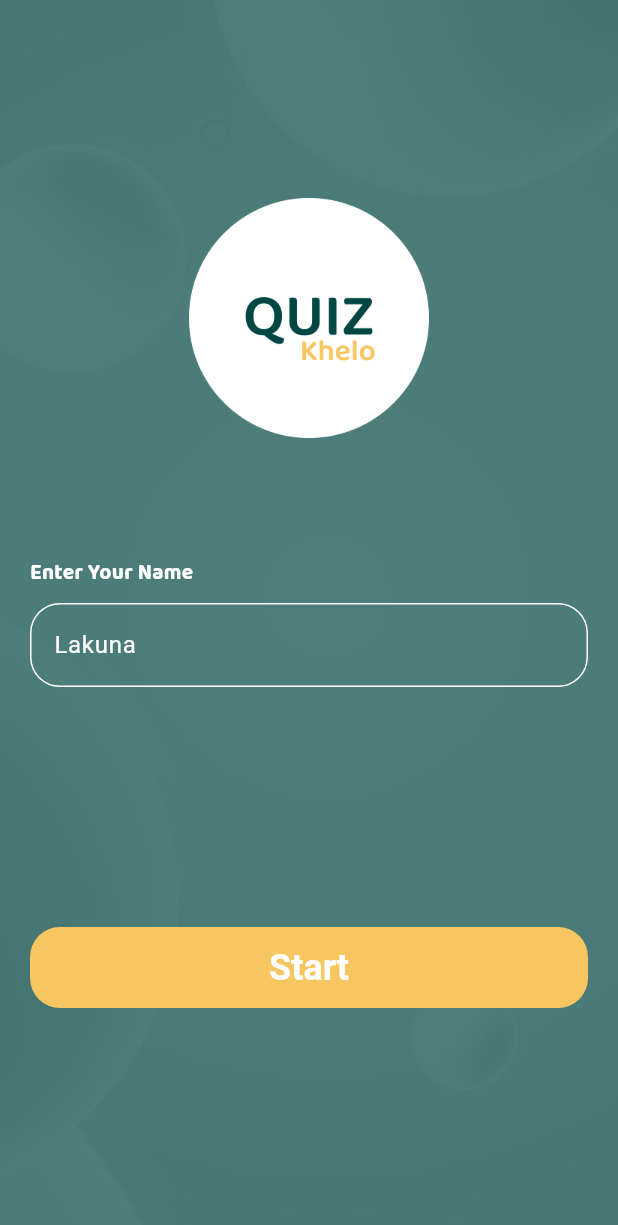
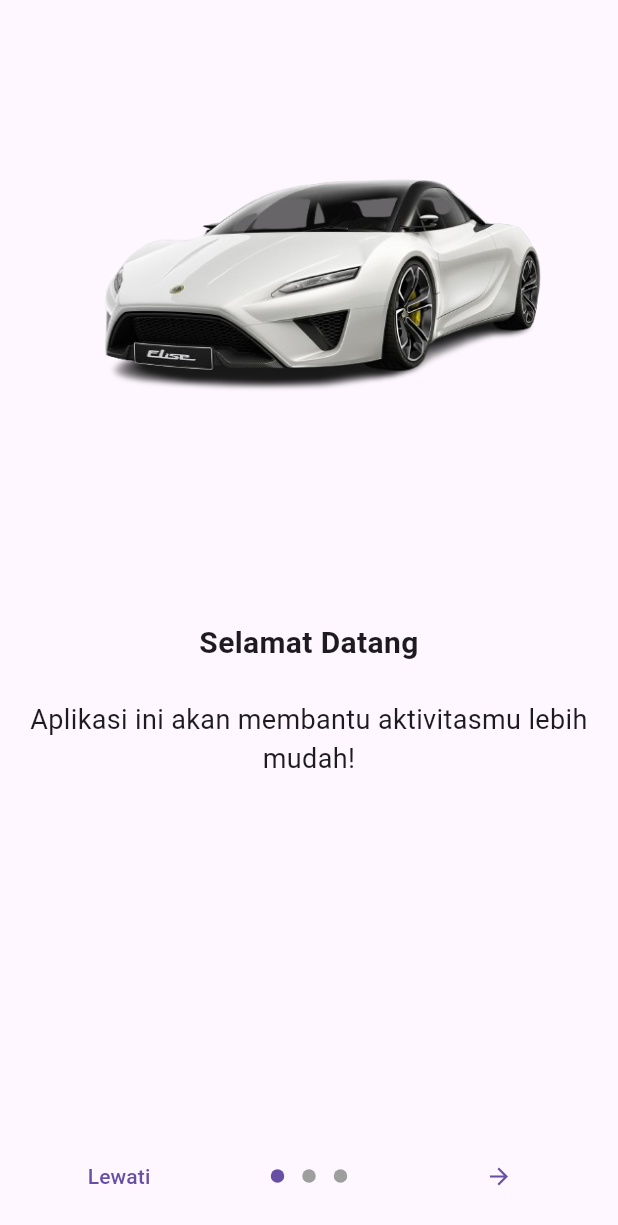
Before and after one commit to Aemiroyoo/first_project2, a Flutter app: the screen it shows after launch, on a phone screen of 412 x 824 dp. Shown: the top 1225 px of the screen. Run offline on Flutter 3.47's test engine with Material 3 defaults, Android fonts, the phone set to English and light mode, and no system bars; drawn by our look-alikes of introduction_screen; our stand-ins replace shared_preferences.

Commit message:
Add image and color constants, implement login and introduction screens, and update navigation logic

```diff
--- a/lib/main.dart
+++ b/lib/main.dart
@@ -1,22 +1,34 @@
 import 'package:first_project/main/login/login_screen.dart';
 import 'package:first_project/main/quiz/quiz_screen.dart';
-// import 'package:first_project/main/main_screen.dart';
-// import 'package:first_project/views/auth/login_screen.dart';
+import 'package:first_project/main/splash/introduction_screen.dart';
 import 'package:flutter/material.dart';
+import 'package:shared_preferences/shared_preferences.dart';
 
-void main() => runApp(const MyApp());
+void main() async {
+  WidgetsFlutterBinding.ensureInitialized();
+  final prefs = await SharedPreferences.getInstance();
+
+  bool isLoggedIn = prefs.getBool('is_logged_in') ?? false;
+
+  runApp(MyApp(isLoggedIn: isLoggedIn));
+}
 
 class MyApp extends StatelessWidget {
-  const MyApp({super.key});
+  final bool isLoggedIn;
 
-  static const appTitle = 'Drawer Demo';
+  const MyApp({Key? key, required this.isLoggedIn}) : super(key: key);
 
   @override
   Widget build(BuildContext context) {
-    return const MaterialApp(
+    return MaterialApp(
       debugShowCheckedModeBanner: false,
-      title: appTitle,
-      home: QuizScreen(),
+      home:
+          isLoggedIn
+              ? const QuizScreen(
+                email: 'example@example.com',
+                password: 'password',
+              )
+              : const IntroScreen(),
     );
   }
 }
--- /dev/null
+++ b/lib/main/splash/introduction_screen.dart
@@ -0,0 +1,73 @@
+import 'package:first_project/main/login/login_screen.dart';
+import 'package:flutter/material.dart';
+import 'package:introduction_screen/introduction_screen.dart';
+import 'package:shared_preferences/shared_preferences.dart';
+// import 'login_screen.dart';
+
+class IntroScreen extends StatelessWidget {
+  const IntroScreen({Key? key}) : super(key: key);
+
+  void _navigateToLogin(BuildContext context) {
+    Navigator.pushReplacement(
+      context,
+      MaterialPageRoute(builder: (context) => const LoginScreen()),
+    );
+  }
+
+  @override
+  Widget build(BuildContext context) {
+    return Scaffold(
+      body: IntroductionScreen(
+        pages: [
+          PageViewModel(
+            title: "Selamat Datang",
+            body: "Aplikasi ini akan membantu aktivitasmu lebih mudah!",
+            image: Center(
+              child: Image.asset(
+                'assets/images/mobil_laris_9-removebg-preview.png',
+                fit: BoxFit.cover,
+              ),
+            ),
+            // decoration: const PageDecoration(
+            //   imagePadding: EdgeInsets.all(0),
+            //   // bodyFlex: 2,
+            //   // imageFlex: 3,
+            //   fullScreen: true,
+            //   boxDecoration: BoxDecoration(
+            //     image: DecorationImage(
+            //       image: AssetImage(
+            //         'assets/images/mobil_laris_9-removebg-preview.png',
+            //       ),
+            //       fit: BoxFit.cover,
+            //     ),
+            //   ),
+            // ),
+          ),
+          PageViewModel(
+            title: "Fitur Menarik",
+            body: "Kami menyediakan berbagai fitur keren untukmu.",
+            image: Center(
+              child: Icon(Icons.star, size: 100, color: Colors.orange),
+            ),
+          ),
+          PageViewModel(
+            title: "Ayo Mulai!",
+            body: "Klik tombol di bawah untuk masuk ke aplikasi.",
+            image: Center(
+              child: Icon(Icons.arrow_forward, size: 100, color: Colors.green),
+            ),
+          ),
+        ],
+        onDone: () => _navigateToLogin(context),
+        onSkip: () => _navigateToLogin(context),
+        showSkipButton: true,
+        skip: const Text("Lewati"),
+        next: const Icon(Icons.arrow_forward),
+        done: const Text(
+          "Mulai",
+          style: TextStyle(fontWeight: FontWeight.bold),
+        ),
+      ),
+    );
+  }
+}
--- /dev/null
+++ b/lib/utils/constant/app.color.dart
@@ -0,0 +1,6 @@
+import 'package:flutter/material.dart';
+
+class AppColor {
+  static const Color primaryColor = Color(0xffF8C660);
+  static const Color secondaryColor = Color(0xff004643);
+}
--- /dev/null
+++ b/lib/utils/constant/app.image.dart
@@ -0,0 +1,4 @@
+class AppImage {
+  static const String logo = 'assets/images/logo.png';
+  static const String bgLogin2 = 'assets/images/bg_login_2.png';
+}
```
Also changed, not shown: lib/main/login/login_screen.dart (+32 -23 lines), lib/main/quiz/quiz_page.dart (+7 -7 lines), lib/main/quiz/quiz_screen.dart (+26 -2 lines), pubspec.yaml (+6 -67 lines), pubspec.lock, 1 other file.
